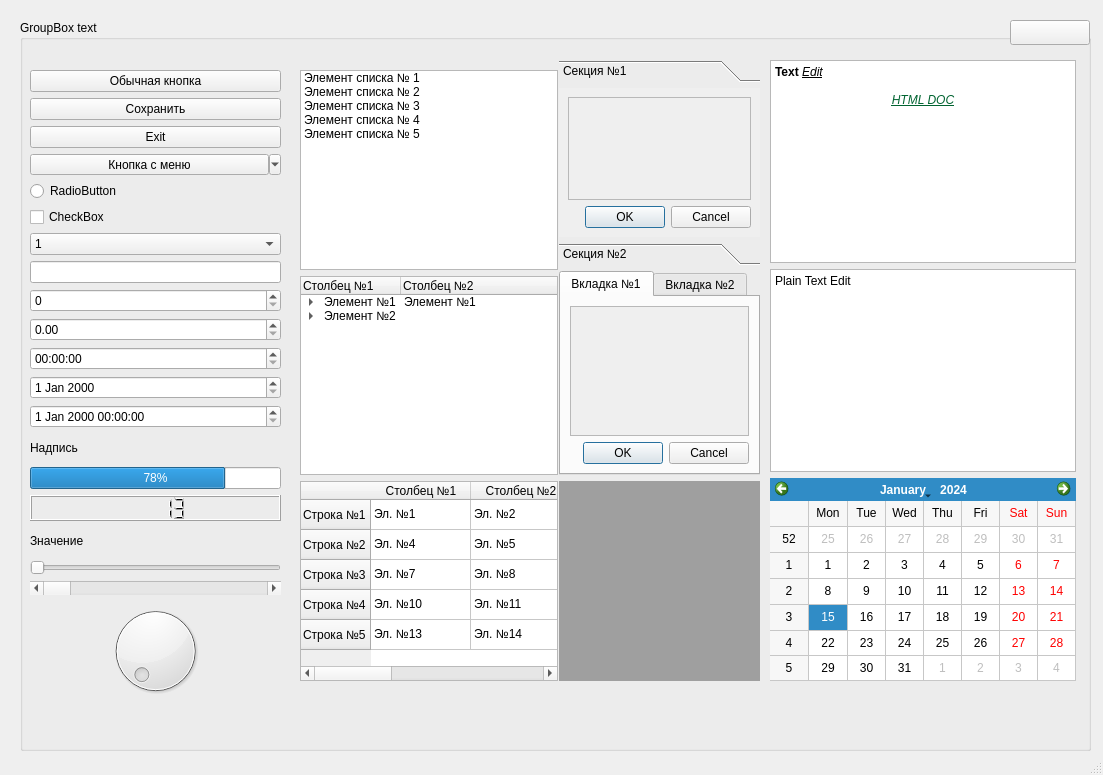
This is QtDesignTemplate/mainwindow.ui in Korder16/QtDesignTemplate as Qt 5 draws it before an edit. The edited form follows.
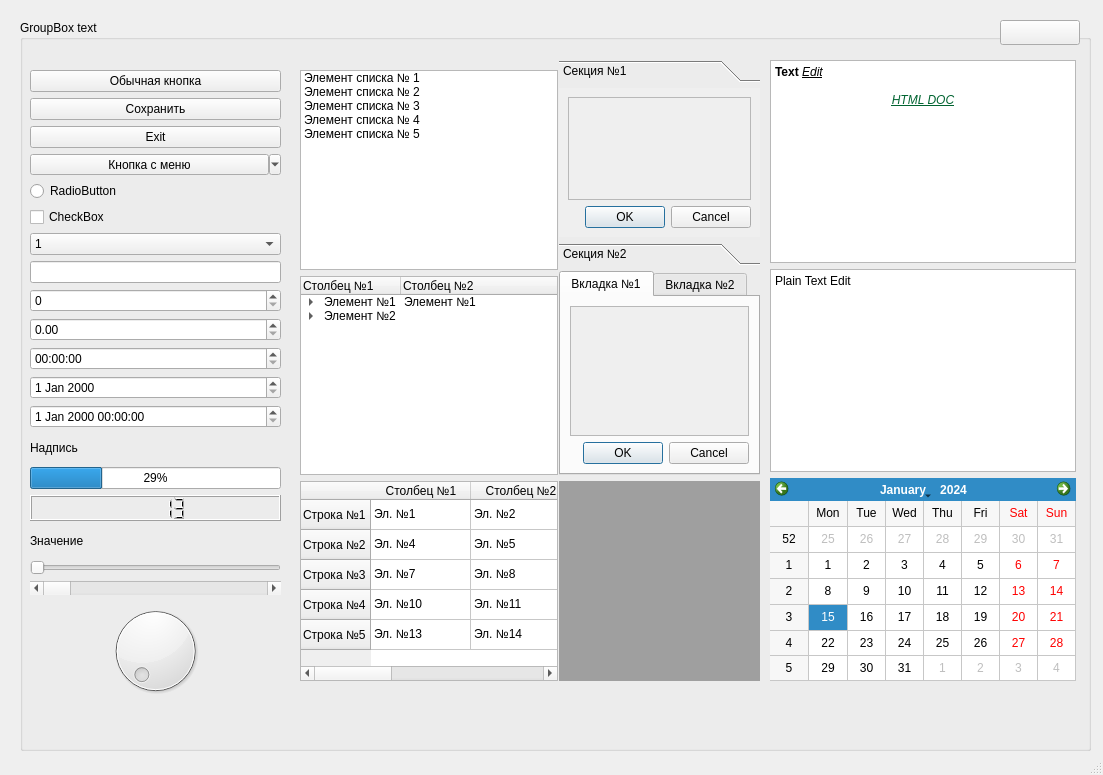
This is the edited form.

```diff
--- a/QtDesignTemplate/mainwindow.ui
+++ b/QtDesignTemplate/mainwindow.ui
@@ -198,7 +198,7 @@
          <string>prog_bar</string>
         </property>
         <property name="value">
-         <number>78</number>
+         <number>29</number>
         </property>
        </widget>
       </item>
@@ -546,7 +546,7 @@
     <widget class="QPushButton" name="pb_change_theme">
      <property name="geometry">
       <rect>
-       <x>990</x>
+       <x>980</x>
        <y>0</y>
        <width>80</width>
        <height>25</height>
```
